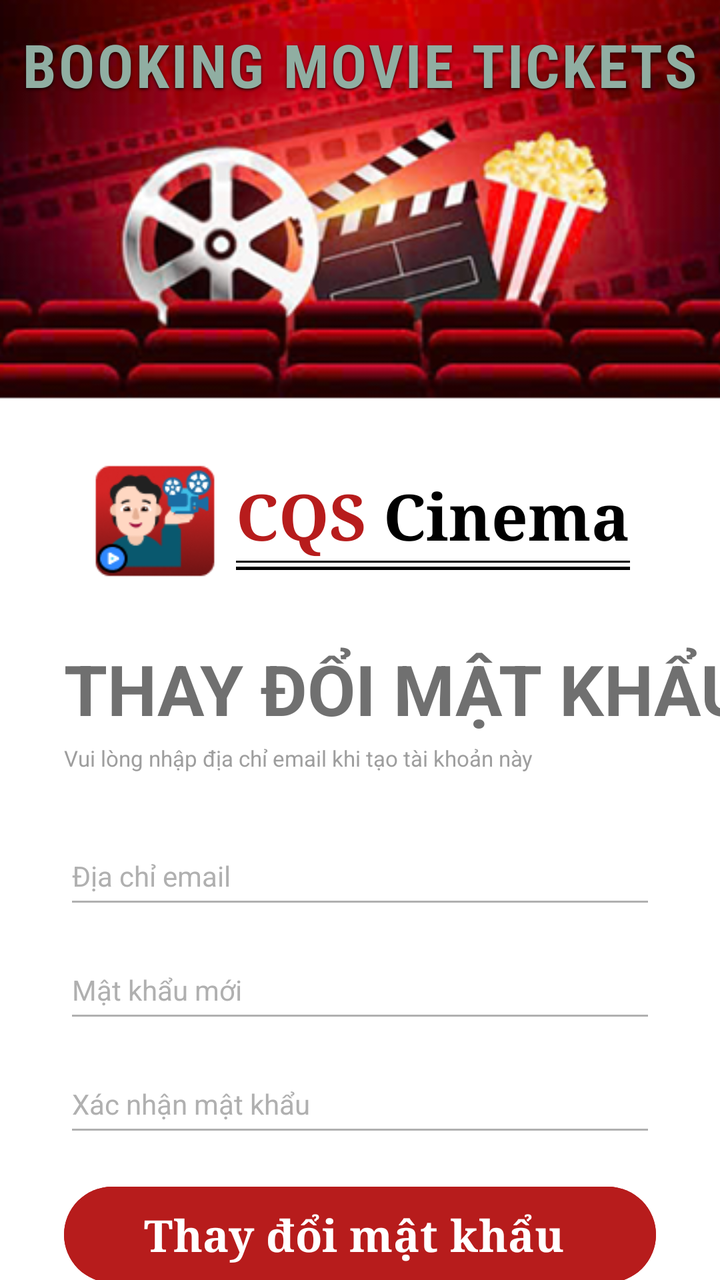
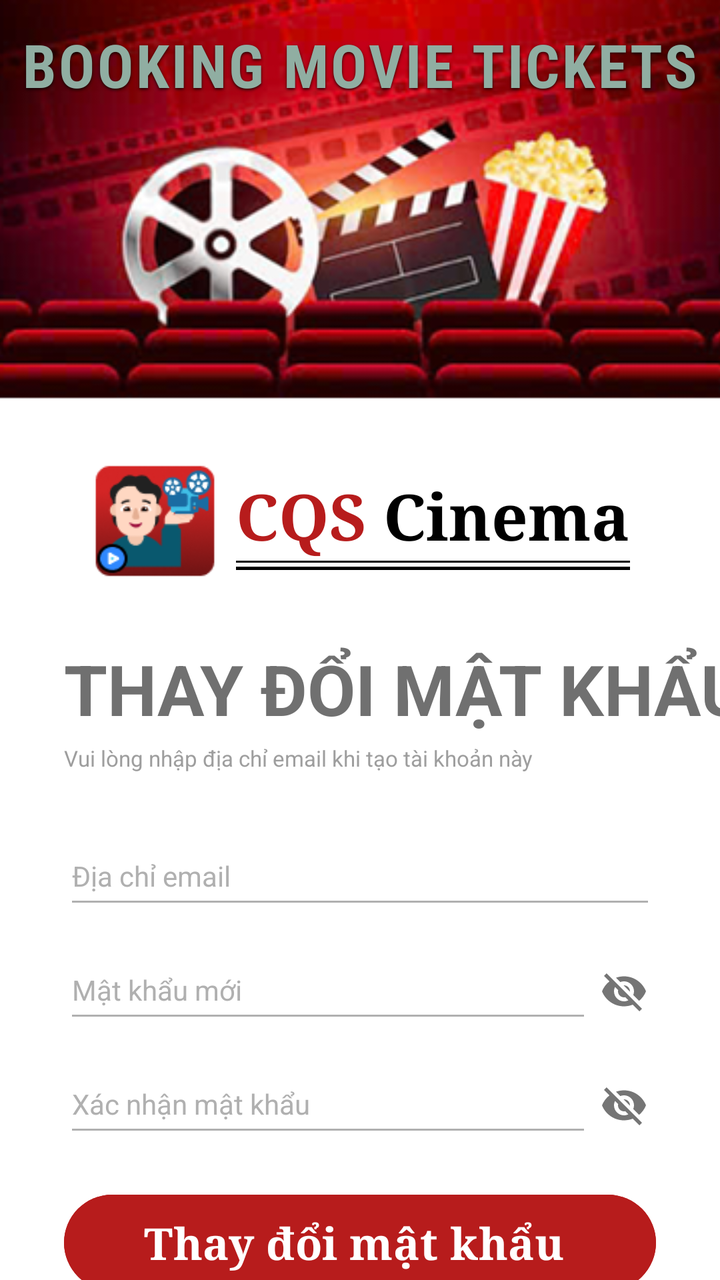

The first picture is an Android layout as it rendered before a commit; the second is the same layout after the commit. The layout source and the unified diff follow.
<!-- AndroidManifest.xml: application theme Theme.BookingMovieTickets -->
<!-- res/layout/activity_reset_password.xml -->
<androidx.constraintlayout.widget.ConstraintLayout xmlns:android="http://schemas.android.com/apk/res/android"
    xmlns:app="http://schemas.android.com/apk/res-auto"
    xmlns:tools="http://schemas.android.com/tools"
    android:id="@+id/main"
    android:layout_width="match_parent"
    android:layout_height="match_parent"
    android:background="#FFFFFF"
    tools:context=".MainActivity">

    
    <ImageView
        android:id="@+id/imgBanner"
        android:layout_width="match_parent"
        android:layout_height="200dp"
        android:scaleType="centerCrop"
        android:src="@drawable/ic_background_login"
        app:layout_constraintEnd_toEndOf="parent"
        app:layout_constraintStart_toStartOf="parent"
        app:layout_constraintTop_toTopOf="parent" />

    
    <TextView
        android:id="@+id/tvBannerTitle"
        android:layout_width="wrap_content"
        android:layout_height="wrap_content"

        android:layout_marginTop="12dp"

        android:fontFamily="sans-serif-condensed"
        android:text="BOOKING MOVIE TICKETS"
        android:textColor="#90AEA2"
        android:textSize="30sp"
        android:textStyle="bold"
        android:letterSpacing="0.04"

        android:shadowColor="#CC000000"
        android:shadowDx="0"
        android:shadowDy="2"
        android:shadowRadius="3"

        app:layout_constraintEnd_toEndOf="parent"
        app:layout_constraintStart_toStartOf="parent"
        app:layout_constraintTop_toTopOf="parent" />

    
    <LinearLayout
        android:id="@+id/llLogoContainer"
        android:layout_width="wrap_content"
        android:layout_height="wrap_content"
        android:layout_marginTop="28dp"
        android:gravity="center_vertical"
        android:orientation="horizontal"
        app:layout_constraintEnd_toEndOf="parent"
        app:layout_constraintStart_toStartOf="parent"
        app:layout_constraintTop_toBottomOf="@id/imgBanner">

        
        <ImageView
            android:id="@+id/imgLogo"
            android:layout_width="65dp"
            android:layout_height="65dp"
            android:src="@drawable/ic_logo" />

        
        <LinearLayout
            android:layout_width="wrap_content"
            android:layout_height="wrap_content"
            android:layout_marginStart="8dp"
            android:orientation="vertical">

            <LinearLayout
                android:layout_width="wrap_content"
                android:layout_height="wrap_content"
                android:orientation="horizontal">

                <TextView
                    android:layout_width="wrap_content"
                    android:layout_height="wrap_content"
                    android:fontFamily="serif"
                    android:text="CQS "
                    android:textColor="#B71C1C"
                    android:textSize="32sp"
                    android:textStyle="bold" />

                <TextView
                    android:layout_width="wrap_content"
                    android:layout_height="wrap_content"
                    android:fontFamily="serif"
                    android:text="Cinema"
                    android:textColor="#000000"
                    android:textSize="32sp"
                    android:textStyle="bold" />
            </LinearLayout>

            
            <View
                android:layout_width="match_parent"
                android:layout_height="1.1dp"
                android:layout_marginTop="1dp"
                android:background="#000000" />

            <View
                android:layout_width="match_parent"
                android:layout_height="1.5dp"
                android:layout_marginTop="2dp"
                android:background="#000000" />
        </LinearLayout>
    </LinearLayout>

    
    <TextView
        android:id="@+id/tvLoginTitle"
        android:layout_width="wrap_content"
        android:layout_height="wrap_content"
        android:layout_marginStart="32dp"
        android:layout_marginTop="28dp"
        android:text="THAY ĐỔI MẬT KHẨU"
        android:textColor="#707070"
        android:textSize="35sp"
        android:textStyle="bold"
        app:layout_constraintStart_toStartOf="parent"
        app:layout_constraintTop_toBottomOf="@id/llLogoContainer" />

    

    
    <TextView
        android:id="@+id/tvSubtitle"
        android:layout_width="wrap_content"
        android:layout_height="wrap_content"
        android:layout_marginTop="4dp"
        android:text="Vui lòng nhập địa chỉ email khi tạo tài khoản này"
        android:textColor="#9E9E9E"
        android:textSize="11sp"
        app:layout_constraintStart_toStartOf="@id/tvLoginTitle"
        app:layout_constraintTop_toBottomOf="@id/tvLoginTitle" />

    <EditText
        android:id="@+id/edtEmail"
        android:layout_width="0dp"
        android:layout_height="wrap_content"
        android:layout_marginEnd="32dp"
        android:layout_marginTop="32dp"
        android:backgroundTint="#B0B0B0"
        android:hint="Địa chỉ email"
        android:inputType="textEmailAddress"
        android:paddingBottom="12dp"
        android:textColor="#000000"
        android:textColorHint="#B0B0B0"
        android:textSize="14sp"
        app:layout_constraintEnd_toEndOf="parent"
        app:layout_constraintStart_toStartOf="@id/tvLoginTitle"
        app:layout_constraintTop_toBottomOf="@id/tvSubtitle" />

    
    <EditText
        android:id="@+id/edtNewPassword"
        android:layout_width="0dp"
        android:layout_height="wrap_content"
        android:layout_marginEnd="32dp"
        android:layout_marginTop="16dp"
        android:backgroundTint="#B0B0B0"
        android:hint="Mật khẩu mới"
        android:inputType="textPassword"
        android:paddingBottom="12dp"
        android:textColor="#000000"
        android:textColorHint="#B0B0B0"
        android:textSize="14sp"
        app:layout_constraintEnd_toEndOf="parent"
        app:layout_constraintStart_toStartOf="@id/tvLoginTitle"
        app:layout_constraintTop_toBottomOf="@id/edtEmail" />

    
    <EditText
    android:id="@+id/edtConfirmPassword"
    android:layout_width="0dp"
    android:layout_height="wrap_content"
    android:layout_marginEnd="32dp"
    android:layout_marginStart="32dp"
    android:layout_marginTop="16dp"
    android:backgroundTint="#B0B0B0"
    android:hint="Xác nhận mật khẩu"
    android:inputType="textPassword"
    android:paddingBottom="12dp"
    android:textColor="#000000"
    android:textColorHint="#B0B0B0"
    android:textSize="14sp"
    app:layout_constraintEnd_toEndOf="parent"
    app:layout_constraintStart_toStartOf="parent"
    app:layout_constraintTop_toBottomOf="@id/edtNewPassword" />


    
    <com.google.android.material.button.MaterialButton
        android:id="@+id/btnResetPassword"
        android:layout_width="0dp"
        android:layout_height="56dp"
        android:layout_marginTop="16dp"
        android:backgroundTint="#B71C1C"
        android:fontFamily="serif"
        android:text="Thay đổi mật khẩu "
        android:textColor="#FFFFFF"
        android:textSize="22sp"
        android:textStyle="bold"
        app:cornerRadius="28dp"
        app:layout_constraintEnd_toEndOf="@id/edtNewPassword"
        app:layout_constraintHorizontal_bias="0.0"
        app:layout_constraintStart_toStartOf="@id/edtNewPassword"
        app:layout_constraintTop_toBottomOf="@+id/edtConfirmPassword" />

    <TextView
        android:id="@+id/btnBack"
        android:layout_width="wrap_content"
        android:layout_height="wrap_content"
        android:layout_marginTop="2dp"
        android:clickable="true"
        android:drawableStart="@drawable/ic_back"
        android:focusable="true"
        android:padding="10dp"
        android:textColor="#707070"
        android:textSize="0sp"
        android:textStyle="bold"
        app:layout_constraintEnd_toEndOf="parent"
        app:layout_constraintHorizontal_bias="0"
        app:layout_constraintStart_toStartOf="parent"
        app:layout_constraintTop_toBottomOf="@id/btnResetPassword" />
</androidx.constraintlayout.widget.ConstraintLayout>
<!-- resources referenced by this layout -->
<resources>
  <!-- drawable ic_back (drawable) -->
  <?xml version="1.0" encoding="utf-8"?>
  <vector xmlns:android="http://schemas.android.com/apk/res/android"
      android:width="64dp"
      android:height="51dp"
      android:viewportWidth="744"
      android:viewportHeight="594">
  
      <group
          android:translateX="-153"
          android:translateY="-153">
  
          
          <path
              android:pathData="M380,297 L380,168 L168,370 L380,595 L380,435 C560,435 690,500 735,650 C735,450 640,297 380,297 Z"
              android:strokeColor="#B71C1C"
              android:strokeWidth="30"
              android:strokeLineCap="round"
              android:strokeLineJoin="round" />
  
          
          <path
              android:pathData="M625,297 L820,297 Q882,297 882,360 L882,670 Q882,732 820,732 L365,732 Q300,732 300,670 L300,585"
              android:strokeColor="#707070"
              android:strokeWidth="30"
              android:strokeLineCap="round"
              android:strokeLineJoin="round" />
      </group>
  </vector>
  <!-- drawable ic_background_login: png bitmap (drawable, 131317 bytes) -->
  <!-- drawable ic_logo: png bitmap (drawable, 6904 bytes) -->
  <style name="Theme.BookingMovieTickets" parent="Base.Theme.BookingMovieTickets" />
  <style name="Base.Theme.BookingMovieTickets" parent="Theme.Material3.DayNight.NoActionBar">
          
          
      </style>
</resources>

<!-- the commit's change to res/layout/activity_reset_password.xml (unified diff, before → after) -->
@@ -1,3 +1,4 @@
+<?xml version="1.0" encoding="utf-8"?>
 <androidx.constraintlayout.widget.ConstraintLayout xmlns:android="http://schemas.android.com/apk/res/android"
     xmlns:app="http://schemas.android.com/apk/res-auto"
     xmlns:tools="http://schemas.android.com/tools"
@@ -23,21 +24,17 @@
         android:id="@+id/tvBannerTitle"
         android:layout_width="wrap_content"
         android:layout_height="wrap_content"
-
         android:layout_marginTop="12dp"
-
         android:fontFamily="sans-serif-condensed"
-        android:text="BOOKING MOVIE TICKETS"
-        android:textColor="#90AEA2"
-        android:textSize="30sp"
-        android:textStyle="bold"
         android:letterSpacing="0.04"
-
         android:shadowColor="#CC000000"
         android:shadowDx="0"
         android:shadowDy="2"
         android:shadowRadius="3"
-
+        android:text="BOOKING MOVIE TICKETS"
+        android:textColor="#90AEA2"
+        android:textSize="30sp"
+        android:textStyle="bold"
         app:layout_constraintEnd_toEndOf="parent"
         app:layout_constraintStart_toStartOf="parent"
         app:layout_constraintTop_toTopOf="parent" />
@@ -122,8 +119,6 @@
         app:layout_constraintTop_toBottomOf="@id/llLogoContainer" />
 
     
-
-    
     <TextView
         android:id="@+id/tvSubtitle"
         android:layout_width="wrap_content"
@@ -135,6 +130,7 @@
         app:layout_constraintStart_toStartOf="@id/tvLoginTitle"
         app:layout_constraintTop_toBottomOf="@id/tvLoginTitle" />
 
+    
     <EditText
         android:id="@+id/edtEmail"
         android:layout_width="0dp"
@@ -153,49 +149,79 @@
         app:layout_constraintTop_toBottomOf="@id/tvSubtitle" />
 
     
-    <EditText
-        android:id="@+id/edtNewPassword"
+    <RelativeLayout
+        android:id="@+id/containerNewPassword"
         android:layout_width="0dp"
         android:layout_height="wrap_content"
         android:layout_marginEnd="32dp"
         android:layout_marginTop="16dp"
-        android:backgroundTint="#B0B0B0"
-        android:hint="Mật khẩu mới"
-        android:inputType="textPassword"
-        android:paddingBottom="12dp"
-        android:textColor="#000000"
-        android:textColorHint="#B0B0B0"
-        android:textSize="14sp"
-        app:layout_constraintEnd_toEndOf="parent"
-        app:layout_constraintStart_toStartOf="@id/tvLoginTitle"
-        app:layout_constraintTop_toBottomOf="@id/edtEmail" />
-
-    
-    <EditText
-    android:id="@+id/edtConfirmPassword"
-    android:layout_width="0dp"
-    android:layout_height="wrap_content"
-    android:layout_marginEnd="32dp"
-    android:layout_marginStart="32dp"
-    android:layout_marginTop="16dp"
-    android:backgroundTint="#B0B0B0"
-    android:hint="Xác nhận mật khẩu"
-    android:inputType="textPassword"
-    android:paddingBottom="12dp"
-    android:textColor="#000000"
-    android:textColorHint="#B0B0B0"
-    android:textSize="14sp"
-    app:layout_constraintEnd_toEndOf="parent"
-    app:layout_constraintStart_toStartOf="parent"
-    app:layout_constraintTop_toBottomOf="@id/edtNewPassword" />
-
+        app:layout_constraintEnd_toEndOf="parent"
+        app:layout_constraintStart_toStartOf="@id/tvLoginTitle"
+        app:layout_constraintTop_toBottomOf="@id/edtEmail">
+
+        <EditText
+            android:id="@+id/edtNewPassword"
+            android:layout_width="match_parent"
+            android:layout_height="wrap_content"
+            android:layout_toStartOf="@id/ivToggleNewPassword"
+            android:backgroundTint="#B0B0B0"
+            android:hint="Mật khẩu mới"
+            android:inputType="textPassword"
+            android:paddingBottom="12dp"
+            android:textColor="#000000"
+            android:textColorHint="#B0B0B0"
+            android:textSize="14sp" />
+
+        <ImageView
+            android:id="@+id/ivToggleNewPassword"
+            android:layout_width="32dp"
+            android:layout_height="32dp"
+            android:layout_alignParentEnd="true"
+            android:layout_centerVertical="true"
+            android:padding="4dp"
+            android:src="@drawable/ic_eye_invisible" />
+    </RelativeLayout>
+
+    
+    <RelativeLayout
+        android:id="@+id/containerConfirmPassword"
+        android:layout_width="0dp"
+        android:layout_height="wrap_content"
+        android:layout_marginEnd="32dp"
+        android:layout_marginTop="16dp"
+        app:layout_constraintEnd_toEndOf="parent"
+        app:layout_constraintStart_toStartOf="@id/tvLoginTitle"
+        app:layout_constraintTop_toBottomOf="@id/containerNewPassword">
+
+        <EditText
+            android:id="@+id/edtConfirmPassword"
+            android:layout_width="match_parent"
+            android:layout_height="wrap_content"
+            android:layout_toStartOf="@id/ivToggleConfirmPassword"
+            android:backgroundTint="#B0B0B0"
+            android:hint="Xác nhận mật khẩu"
+            android:inputType="textPassword"
+            android:paddingBottom="12dp"
+            android:textColor="#000000"
+            android:textColorHint="#B0B0B0"
+            android:textSize="14sp" />
+
+        <ImageView
+            android:id="@+id/ivToggleConfirmPassword"
+            android:layout_width="32dp"
+            android:layout_height="32dp"
+            android:layout_alignParentEnd="true"
+            android:layout_centerVertical="true"
+            android:padding="4dp"
+            android:src="@drawable/ic_eye_invisible" />
+    </RelativeLayout>
 
     
     <com.google.android.material.button.MaterialButton
         android:id="@+id/btnResetPassword"
         android:layout_width="0dp"
         android:layout_height="56dp"
-        android:layout_marginTop="16dp"
+        android:layout_marginTop="20dp"
         android:backgroundTint="#B71C1C"
         android:fontFamily="serif"
         android:text="Thay đổi mật khẩu "
@@ -203,10 +229,9 @@
         android:textSize="22sp"
         android:textStyle="bold"
         app:cornerRadius="28dp"
-        app:layout_constraintEnd_toEndOf="@id/edtNewPassword"
-        app:layout_constraintHorizontal_bias="0.0"
-        app:layout_constraintStart_toStartOf="@id/edtNewPassword"
-        app:layout_constraintTop_toBottomOf="@+id/edtConfirmPassword" />
+        app:layout_constraintEnd_toEndOf="@id/containerConfirmPassword"
+        app:layout_constraintStart_toStartOf="@id/containerConfirmPassword"
+        app:layout_constraintTop_toBottomOf="@+id/containerConfirmPassword" />
 
     <TextView
         android:id="@+id/btnBack"
<!-- resource entries referenced after the edit -->
@@ -30,6 +30,16 @@
       </group>
   </vector>
   <!-- drawable ic_background_login: png bitmap (drawable, 131317 bytes) -->
+  <!-- drawable ic_eye_invisible (drawable) -->
+  <vector xmlns:android="http://schemas.android.com/apk/res/android"
+      android:width="24dp"
+      android:height="24dp"
+      android:viewportWidth="24"
+      android:viewportHeight="24">
+      <path
+          android:fillColor="#757575"
+          android:pathData="M12,7c2.76,0 5,2.24 5,5 0,0.65 -0.13,1.26 -0.36,1.83l2.92,2.92c1.51,-1.26 2.7,-2.89 3.44,-4.75 -1.73,-4.39 -6,-7.5 -11,-7.5 -1.4,0 -2.74,0.25 -3.98,0.7l2.16,2.16C10.74,7.13 11.35,7 12,7zM2,4.27l2.28,2.28 0.46,0.46C3.08,8.3 1.78,10.02 1,12c1.73,4.39 6,7.5 11,7.5 1.55,0 3.03,-0.3 4.38,-0.84l0.42,0.42L19.73,22 21,20.73 3.27,3 2,4.27zM7.53,9.8l1.55,1.55c-0.05,0.21 -0.08,0.43 -0.08,0.65 0,1.66 1.34,3 3,3 0.22,0 0.44,-0.03 0.65,-0.08l1.55,1.55c-0.67,0.33 -1.41,0.53 -2.2,0.53 -2.76,0 -5,-2.24 -5,-5 0,-0.79 0.2,-1.53 0.53,-2.2zM11.84,9.02l3.15,3.15c-0.02,-0.06 -0.02,-0.11 -0.02,-0.17 0,-1.66 -1.34,-3 -3,-3 -0.06,0 -0.11,0 -0.13,0.02z"/>
+  </vector>
   <!-- drawable ic_logo: png bitmap (drawable, 6904 bytes) -->
   <style name="Theme.BookingMovieTickets" parent="Base.Theme.BookingMovieTickets" />
   <style name="Base.Theme.BookingMovieTickets" parent="Theme.Material3.DayNight.NoActionBar">
